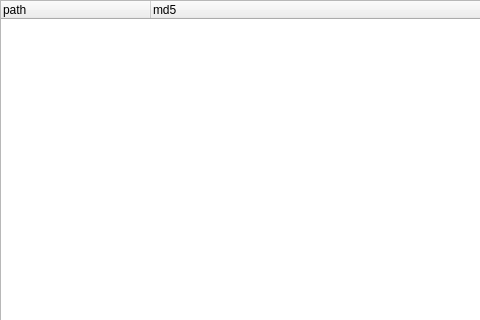
h13i32maru/navyjs-legacy2, file creator/src/n_manifest_widget.ui: the form before one commit; both pictures show x 0 to 480 and y 0 to 320 of the 755 by 612 pixel window.
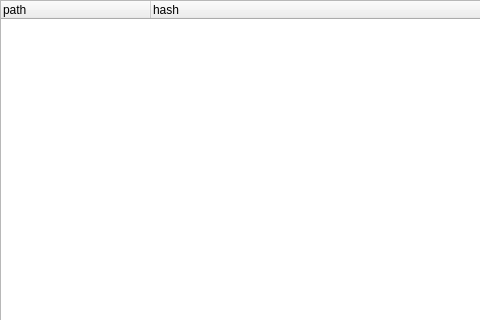
The form after the commit.

Commit message: manifest.jsonにcreator, navyを入れないようにした.

What changed in the file:
```diff
--- a/creator/src/n_manifest_widget.ui
+++ b/creator/src/n_manifest_widget.ui
@@ -47,7 +47,7 @@
      </column>
      <column>
       <property name="text">
-       <string>md5</string>
+       <string>hash</string>
       </property>
      </column>
     </widget>
```
The commit also changes 2 other files.
